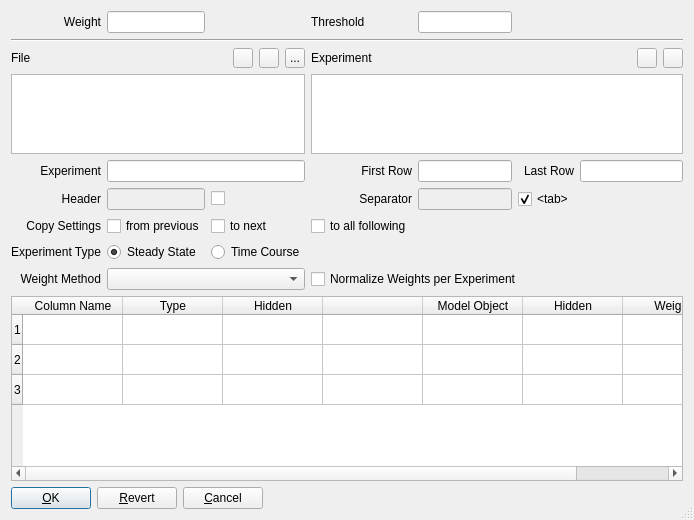
The window that copasi/UI/CQExperimentData.ui (copasi/COPASI) describes before a commit, drawn with Qt 5.
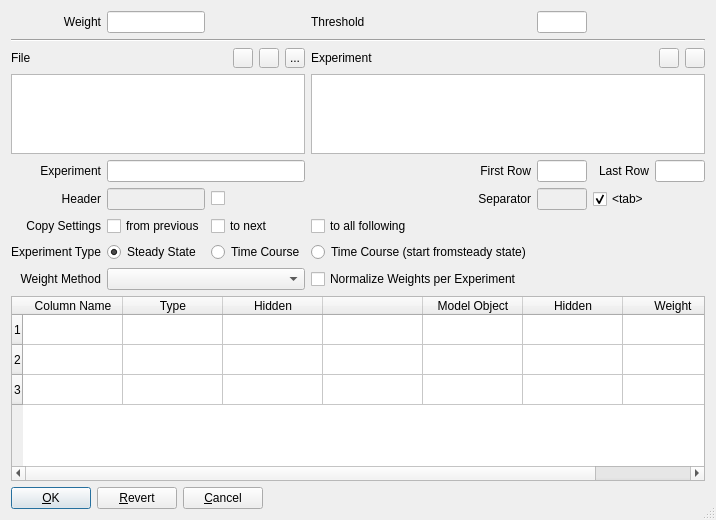
The same window after the commit.

Commit message:
- issue 3298: specify start in steady state per experiment
This implementation specifies an additional boolean to specify that a time course should start in steadystate, that way previous versions of COPASI will still detect TC / SS types

Patch:
```diff
--- a/copasi/UI/CQExperimentData.ui
+++ b/copasi/UI/CQExperimentData.ui
@@ -515,6 +515,19 @@
      </property>
     </widget>
    </item>
+   <item row="7" column="3">
+    <widget class="QRadioButton" name="mpBtnTimeCourseWithStartInSteadyState">
+     <property name="sizePolicy">
+      <sizepolicy hsizetype="Minimum" vsizetype="Preferred">
+       <horstretch>0</horstretch>
+       <verstretch>0</verstretch>
+      </sizepolicy>
+     </property>
+     <property name="text">
+      <string>Time Course (start fromsteady state)</string>
+     </property>
+    </widget>
+   </item>
    <item row="8" column="0">
     <widget class="QLabel" name="mpLblWeightMethod">
      <property name="text">
```
Left out of the diff: 34 changed lines with no effect on the pictures. The commit also changes 7 other files.
